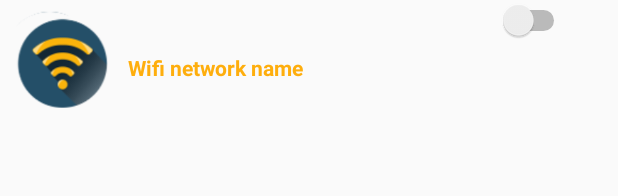
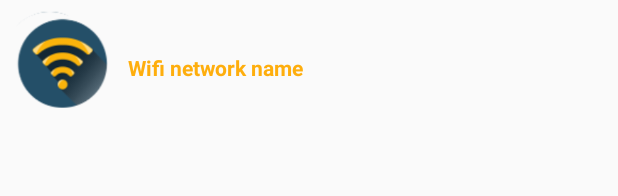
Before and after one commit to MHuhtamaki/notificationsToPC, an Android app: the layout custom_row.xml on its own in the app's theme, with its tools: preview values and no code run, on a phone screen of 412 x 824 dp. Shown: the top 196 px of the screen. Run offline under Robolectric (Android 15) with nearby library versions, the phone set to English and light mode, and no system bars.

Commit message:
commit 8.8.2017 11.16

```diff
--- a/app/src/main/res/layout/custom_row.xml
+++ b/app/src/main/res/layout/custom_row.xml
@@ -21,12 +21,4 @@
         android:textColor="@color/navigation_menu_item"
         android:text="Wifi network name"/>
 
-    <Switch
-        android:id="@+id/on_off_switch"
-        android:layout_width="wrap_content"
-        android:layout_height="6dp"
-        android:layout_gravity="right"
-        android:layout_marginLeft="130dp"
-        android:layout_marginTop="35dp" />
-
 </LinearLayout>
```
Also changed, not shown: app/src/main/res/layout/activity_wifi_networks.xml (+6 -2 lines).
